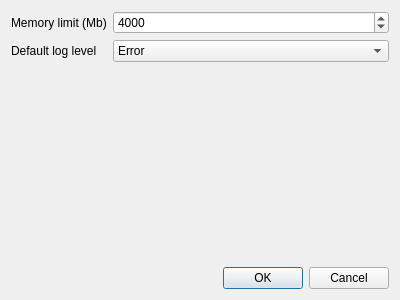
The window that applications/muhrec/src/preferencesdialog.ui (neutronimaging/imagingsuite) describes before a commit, drawn with Qt 5.
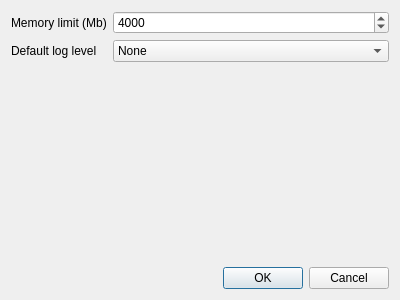
The same window after the commit.

Commit message: Updated logging in dialogs and muhreccli

```diff
--- a/applications/muhrec/src/preferencesdialog.ui
+++ b/applications/muhrec/src/preferencesdialog.ui
@@ -54,6 +54,11 @@
        <property name="toolTip">
         <string>Set the default logging level at startup.</string>
        </property>
+       <item>
+        <property name="text">
+         <string>None</string>
+        </property>
+       </item>
        <item>
         <property name="text">
          <string>Error</string>
```
Left out of the diff: 6 changed lines with no effect on the pictures. The commit also changes 4 other files.
